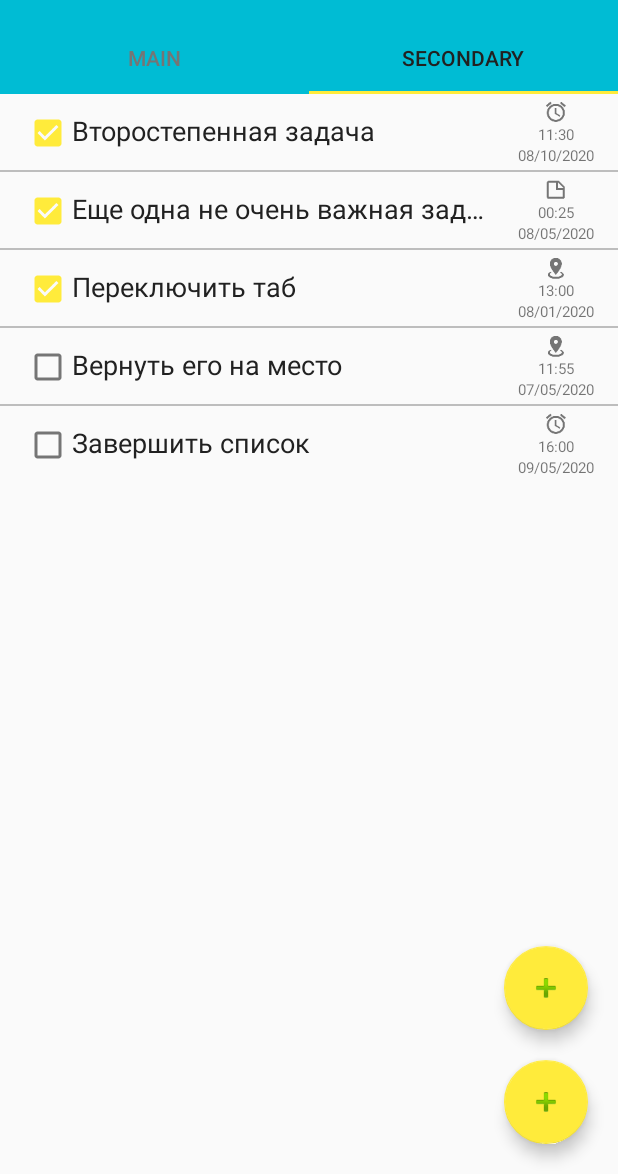
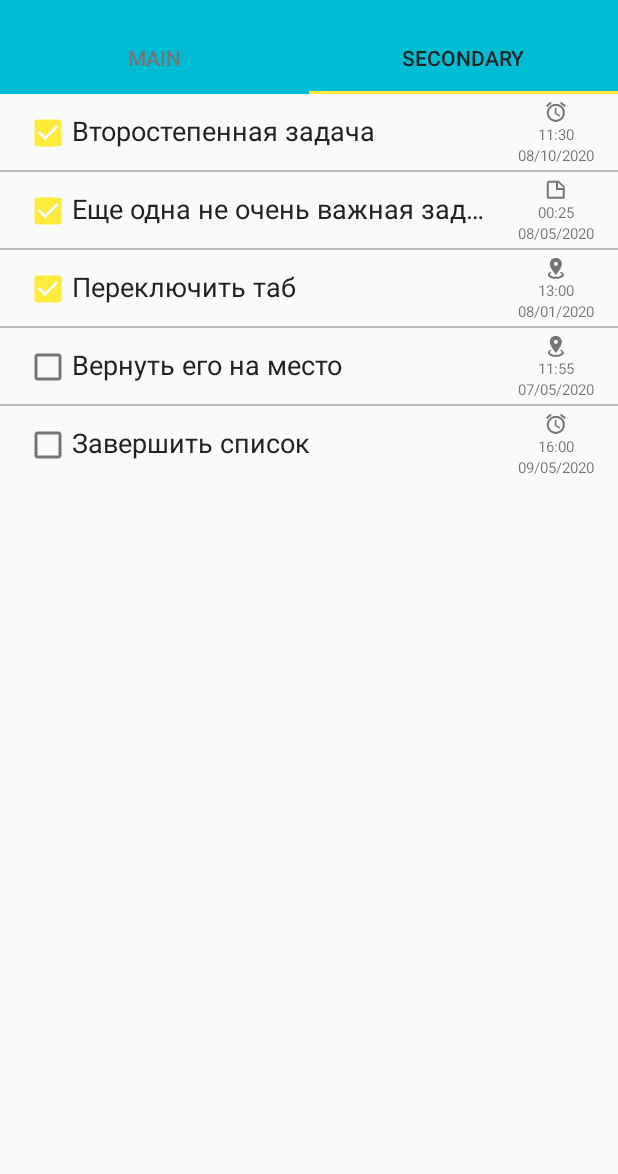
Before and after one commit to udenfox/KSInternshipDemo2020, an Android app: the screen it shows after launch (MainActivity), tab 2 chosen, on a phone screen of 412 x 824 dp, the part 62-1236 px from its top. Run offline under Robolectric (Android 15) with nearby library versions, the phone set to English and light mode, and no system bars.

```diff
--- a/app/src/main/java/com/keepsolid/ksinternshipdemo2020/activity/MainActivity.java
+++ b/app/src/main/java/com/keepsolid/ksinternshipdemo2020/activity/MainActivity.java
@@ -1,7 +1,6 @@
 package com.keepsolid.ksinternshipdemo2020.activity;
 
 import android.os.Bundle;
-import android.util.Log;
 import android.view.View;
 import android.widget.ProgressBar;
 
@@ -10,14 +9,11 @@ import androidx.appcompat.app.AlertDialog;
 import androidx.recyclerview.widget.LinearLayoutManager;
 import androidx.recyclerview.widget.RecyclerView;
 
-import com.google.android.material.floatingactionbutton.FloatingActionButton;
 import com.google.android.material.tabs.TabLayout;
 import com.keepsolid.ksinternshipdemo2020.R;
 import com.keepsolid.ksinternshipdemo2020.activity.base.BaseActivity;
 import com.keepsolid.ksinternshipdemo2020.model.TaskItem;
-import com.keepsolid.ksinternshipdemo2020.utils.HardTasks;
 import com.keepsolid.ksinternshipdemo2020.utils.adapter.TaskRecyclerAdapter;
-import com.keepsolid.ksinternshipdemo2020.utils.listener.OnTaskItemLoadingCallback;
 import com.keepsolid.ksinternshipdemo2020.utils.listener.OnTaskRecyclerItemClickListener;
 
 import java.util.ArrayList;
@@ -31,13 +27,8 @@ public class MainActivity extends BaseActivity {
     ArrayList<TaskItem> secondaryItems;
     TaskRecyclerAdapter mainTasksAdapter;
     TaskRecyclerAdapter secondaryTasksAdapter;
-    FloatingActionButton addBtn;
-    FloatingActionButton addBtnSecond;
     TabLayout tabLayout;
     ProgressBar progressBar;
-
-    private HardTasks tasks;
-    private HardTasks anotherTasks;
 
     private ExecutorService service = Executors.newFixedThreadPool(2);
 
@@ -63,47 +54,18 @@ public class MainActivity extends BaseActivity {
         initToolbar(getString(R.string.app_name));
 
         recyclerView = findViewById(R.id.rv_recycler);
-        addBtn = findViewById(R.id.fab_add);
         progressBar = findViewById(R.id.pb_progress);
-        addBtnSecond = findViewById(R.id.fab_add_second);
 
         tabLayout = findViewById(R.id.main_tabs);
         initTabs();
 
-        tasks = new HardTasks();
-        anotherTasks = new HardTasks();
-
-        initMainTasksAdapter();
         initSecondaryTasksAdapter();
 
         // Can be changed to any layout manager
         recyclerView.setLayoutManager(new LinearLayoutManager(this));
         recyclerView.setAdapter(mainTasksAdapter);
 
-        addBtn.setOnClickListener(new View.OnClickListener() {
-            @Override
-            public void onClick(View view) {
-                service.submit(new Runnable() {
-                    @Override
-                    public void run() {
-                        tasks.getTaskItemHardly("SomeTask", taskItemLoadingCallback);
-                    }
-                });
-
-            }
-        });
-
-        addBtnSecond.setOnClickListener(new View.OnClickListener() {
-            @Override
-            public void onClick(View view) {
-                service.submit(new Runnable() {
-                    @Override
-                    public void run() {
-                        anotherTasks.getTaskItemHardly("SomeAnotherTask", anotherTaskItemLoadingCallback);
-                    }
-                });
-            }
-        });
+        //TODO: fullfill items.
 
     }
 
@@ -116,21 +78,6 @@ public class MainActivity extends BaseActivity {
     }
 
     private void initMainTasksAdapter() {
-        items = new ArrayList<>();
-        items.add(new TaskItem(true, "Создать этот список", TaskItem.Type.ALARM, "10:00", "07/05/2020"));
-        items.add(new TaskItem(true, "Отметить первый пункт как готовый", TaskItem.Type.ALARM, "11:25", "07/05/2020"));
-        items.add(new TaskItem(true, "Осознать что 2 пункта уже готовы", TaskItem.Type.NOTE, "11:30", "07/05/2020"));
-        items.add(new TaskItem(false, "Отдохнуть", TaskItem.Type.PLACE, "11:35", "07/05/2020"));
-        items.add(new TaskItem(false, "Заказать воду", TaskItem.Type.ALARM, "16:00", "09/05/2020"));
-        items.add(new TaskItem(true, "Заплатить за интернет", TaskItem.Type.NOTE, "10:00", "11/05/2020"));
-        items.add(new TaskItem(true, "Придумать следующий элемент списка", TaskItem.Type.NOTE, "12:00", "11/05/2020"));
-        items.add(new TaskItem(false, "Сходить на работу", TaskItem.Type.PLACE, "09:00", "12/05/2020"));
-        items.add(new TaskItem(false, "Провести занятие интернатуры", TaskItem.Type.PLACE, "13:00", "12/05/2020"));
-        items.add(new TaskItem(false, "Развидеть увиденное", TaskItem.Type.ALARM, "00:00", "13/05/2020"));
-        items.add(new TaskItem(false, "Перевернуть пингвина", TaskItem.Type.NOTE, "22:00", "13/05/2020"));
-        items.add(new TaskItem(true, "Залипнуть в инете", TaskItem.Type.NOTE, "12:00", "14/05/2020"));
-        items.add(new TaskItem(true, "Впихнуть невпихуемое", TaskItem.Type.PLACE, "13:00", "15/05/2020"));
-
         mainTasksAdapter = new TaskRecyclerAdapter(items, this);
 
         mainTasksAdapter.setListener(onMainTaskRecyclerItemClickListener);
@@ -195,59 +142,5 @@ public class MainActivity extends BaseActivity {
         progressBar.setVisibility(View.GONE);
     }
 
-    private OnTaskItemLoadingCallback taskItemLoadingCallback = new OnTaskItemLoadingCallback() {
-        @Override
-        public void onLoadingStarted() {
-            Log.e("TaskLoader", "Starting LoadingTask");
-            runOnUiThread(new Runnable() {
-                @Override
-                public void run() {
-                    showProgressBar();
-                }
-            });
-
-        }
-
-        @Override
-        public void onLoadingFinish(final TaskItem taskItem) {
-            Log.e("TaskLoader", "Task loaded!");
-            runOnUiThread(new Runnable() {
-                @Override
-                public void run() {
-                    addItem(taskItem);
-                    hideProgressBar();
-                }
-            });
-
-        }
-    };
-
-    private OnTaskItemLoadingCallback anotherTaskItemLoadingCallback = new OnTaskItemLoadingCallback() {
-        @Override
-        public void onLoadingStarted() {
-            Log.e("TaskLoader", "ANOTHER Starting Loading Task");
-            runOnUiThread(new Runnable() {
-                @Override
-                public void run() {
-                    showProgressBar();
-                }
-            });
-
-        }
-
-        @Override
-        public void onLoadingFinish(final TaskItem taskItem) {
-            Log.e("TaskLoader", "ANOTHER Task loaded!");
-            runOnUiThread(new Runnable() {
-                @Override
-                public void run() {
-                    addItem(taskItem);
-                    hideProgressBar();
-                }
-            });
-
-        }
-    };
-
 
 }
--- a/app/src/main/res/layout/activity_main.xml
+++ b/app/src/main/res/layout/activity_main.xml
@@ -26,28 +26,6 @@
         app:layout_constraintBottom_toBottomOf="parent"
         app:layout_constraintTop_toBottomOf="@+id/main_tabs" />
 
-    <com.google.android.material.floatingactionbutton.FloatingActionButton
-        android:id="@+id/fab_add"
-        android:layout_width="wrap_content"
-        android:layout_height="wrap_content"
-        android:layout_margin="20dp"
-        android:layout_marginEnd="8dp"
-        android:layout_marginBottom="8dp"
-        android:src="@android:drawable/ic_input_add"
-        app:layout_constraintBottom_toBottomOf="@+id/rv_recycler"
-        app:layout_constraintEnd_toEndOf="@+id/rv_recycler" />
-
-    <com.google.android.material.floatingactionbutton.FloatingActionButton
-        android:id="@+id/fab_add_second"
-        android:layout_width="wrap_content"
-        android:layout_height="wrap_content"
-        android:layout_margin="20dp"
-        android:layout_marginEnd="8dp"
-        android:layout_marginBottom="8dp"
-        android:src="@android:drawable/ic_input_add"
-        app:layout_constraintBottom_toTopOf="@+id/fab_add"
-        app:layout_constraintEnd_toEndOf="@+id/rv_recycler" />
-
     <ProgressBar
         android:id="@+id/pb_progress"
         android:layout_width="wrap_content"
```
Also changed, not shown: app/src/main/java/com/keepsolid/ksinternshipdemo2020/utils/TaskLoader.java (added, +51 -0 lines).
